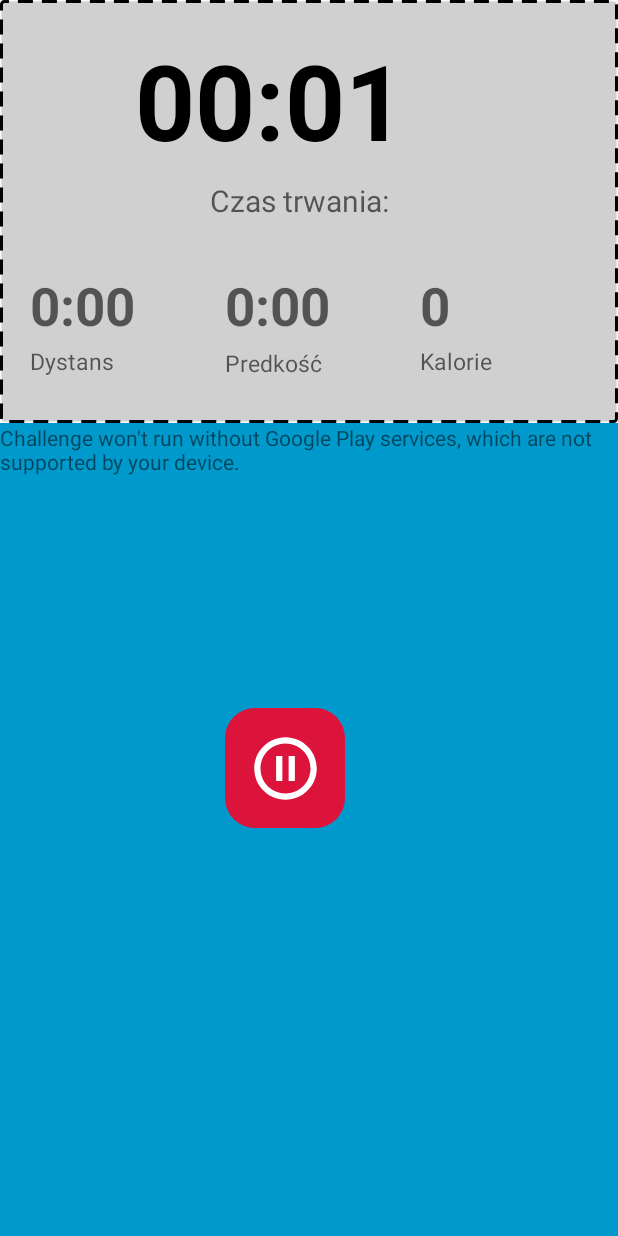
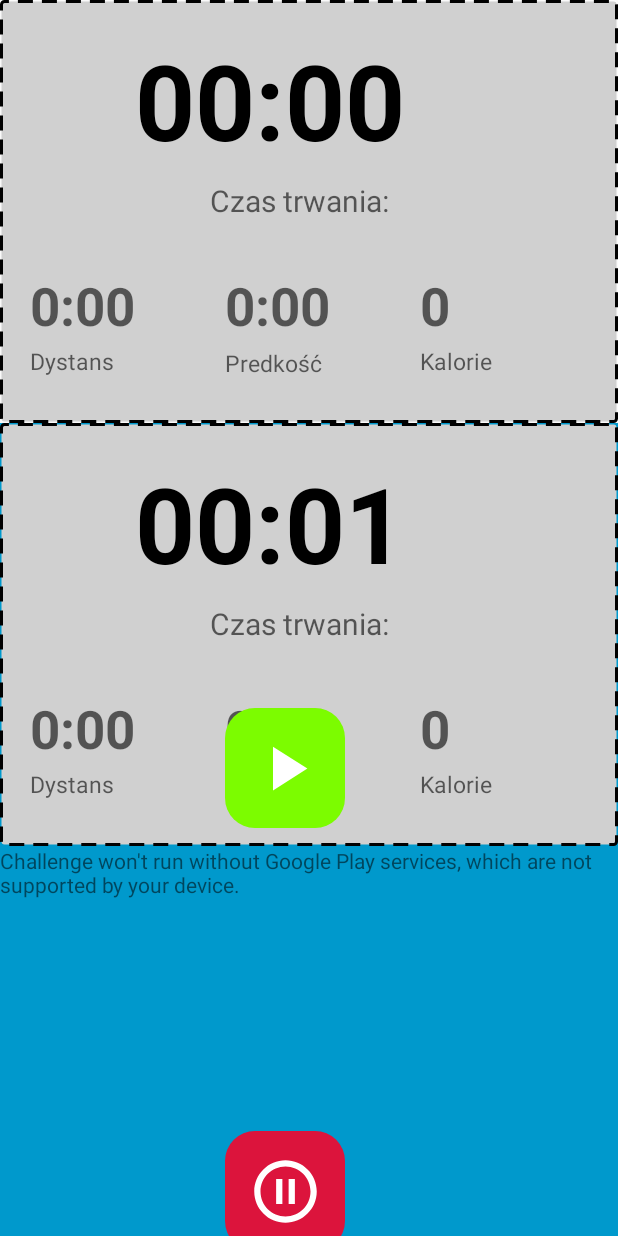
Before and after one commit to krzychurogs/Challenge, an Android app: the fragment FragmentRoad placed in its activity, after a tap on an icon or button, on a phone screen of 412 x 824 dp. Run offline under Robolectric (Android 15) with nearby library versions, the phone set to English and light mode, and no system bars; our stand-ins replace Firebase (no records; nobody signed in at launch, a user with empty details on screens opened directly); libraries missing offline, so code that uses them is left out: com.directions.route, com.firebase.geofire.

```diff
--- a/app/src/main/java/com/example/challenge/FragmentRoad.java
+++ b/app/src/main/java/com/example/challenge/FragmentRoad.java
@@ -1,17 +1,24 @@
 package com.example.challenge;
 
+import android.app.AlertDialog;
 import android.content.Context;
+import android.content.DialogInterface;
 import android.content.pm.PackageManager;
 import android.graphics.Color;
 import android.location.Location;
 import android.os.Bundle;
+import android.os.SystemClock;
+import android.speech.tts.TextToSpeech;
 import android.util.Log;
 import android.view.LayoutInflater;
 import android.view.View;
 import android.view.ViewGroup;
 import android.widget.Button;
+import android.widget.Chronometer;
+import android.widget.ImageButton;
 import android.widget.ImageView;
 import android.widget.TextView;
+import android.widget.Toast;
 
 import androidx.annotation.NonNull;
 import androidx.annotation.Nullable;
@@ -39,10 +46,13 @@ import com.google.firebase.database.FirebaseDatabase;
 import com.google.firebase.database.ValueEventListener;
 import com.google.firebase.firestore.auth.User;
 
+import java.text.DecimalFormat;
 import java.util.ArrayList;
 import java.util.Arrays;
+import java.util.Date;
 import java.util.Iterator;
 import java.util.List;
+import java.util.Locale;
 
 public class FragmentRoad extends Fragment implements OnMapReadyCallback,GoogleApiClient.ConnectionCallbacks,com.google.android.gms.location.LocationListener, GoogleApiClient.OnConnectionFailedListener{
     DatabaseReference reff;
@@ -63,7 +73,17 @@ public class FragmentRoad extends Fragment implements OnMapReadyCallback,GoogleA
     List<String>listofeachtrainingwaypoint=new ArrayList<>();
     public static int counttrain;
     List<LatLng> points ;
-
+    int secs;
+    public float suma=0;
+    private Chronometer chronometer;
+    TextView MDistance,MSpeed;
+    TextToSpeech textToSpeech;
+    ImageButton MEnd;
+    ImageButton mStopTime;
+    ImageButton MStart;
+    static boolean rusz=false;
+    private boolean running;
+    private long pauseOffset;
 
     public interface FragmentRoadListener{
         void onInputSent(CharSequence input);
@@ -76,6 +96,60 @@ public class FragmentRoad extends Fragment implements OnMapReadyCallback,GoogleA
 
 
         final View root = inflater.inflate(R.layout.fragment_road, container, false);
+        MStart=(ImageButton)root.findViewById(R.id.start);
+        MDistance=(TextView)root.findViewById(R.id.distance);
+        mStopTime=(ImageButton)root.findViewById(R.id.stoptime) ;
+        MSpeed=(TextView)root.findViewById(R.id.speed);
+        MEnd=(ImageButton)root.findViewById(R.id.end);
+        chronometer = root.findViewById(R.id.czas);
+        chronometer.setFormat("%s");
+        chronometer.setBase(SystemClock.elapsedRealtime());
+        mStopTime.setVisibility(View.GONE);
+        MEnd.setVisibility(View.GONE);
+        mStopTime.setOnClickListener(new View.OnClickListener() {
+            @Override
+            public void onClick(View view) {
+                rusz=false;
+                stopChronometer();
+                mStopTime.setVisibility(View.GONE);
+                MEnd.setVisibility(View.VISIBLE);
+                MStart.setVisibility(View.VISIBLE);
+                if(mStopTime.getVisibility() == View.VISIBLE) {
+                    MStart.setVisibility(View.INVISIBLE);
+                    mStopTime.setVisibility(View.GONE);
+                    MEnd.setVisibility(View.VISIBLE);
+                }
+                else if(mStopTime.getVisibility() == View.GONE)
+                {
+                    mStopTime.setVisibility(View.GONE);
+                    MStart.setVisibility(View.VISIBLE);
+                    MEnd.setVisibility(View.VISIBLE);
+                }
+
+            }
+        });
+        MStart.setOnClickListener(new View.OnClickListener() {
+
+            @Override
+            public void onClick(View view) {
+                startChronometer();
+                rusz=true;
+                mStopTime.setVisibility(View.INVISIBLE);
+                MStart.setVisibility(View.GONE);
+
+                if(MStart.getVisibility() == View.VISIBLE) {
+                    MStart.setVisibility(View.INVISIBLE);
+                    mStopTime.setVisibility(View.VISIBLE);
+                    MEnd.setVisibility(View.INVISIBLE);
+                }
+                else if(MStart.getVisibility() == View.GONE)
+                {
+                    mStopTime.setVisibility(View.VISIBLE);
+                    MStart.setVisibility(View.INVISIBLE);
+                    MEnd.setVisibility(View.INVISIBLE);
+                }
+            }
+        });
 
         SupportMapFragment mapFragment = (SupportMapFragment) this.getChildFragmentManager()
                 .findFragmentById(R.id.map2);
@@ -124,7 +198,7 @@ public class FragmentRoad extends Fragment implements OnMapReadyCallback,GoogleA
         buildGoogleApiClient();
         mMap.setMyLocationEnabled(true);
         PolylineOptions polylineOptions = new PolylineOptions();
-        polylineOptions.color(Color.CYAN);
+        polylineOptions.color(Color.RED);
         polylineOptions.width(4);
         gpsTrack = mMap.addPolyline(polylineOptions);
 
@@ -133,8 +207,8 @@ public class FragmentRoad extends Fragment implements OnMapReadyCallback,GoogleA
     @Override
     public void onConnected(@Nullable Bundle bundle) {
         mLocationRequest = new LocationRequest();
-        mLocationRequest.setInterval(10000);
-        mLocationRequest.setFastestInterval(10000);
+        mLocationRequest.setInterval(3000);
+        mLocationRequest.setFastestInterval(3000);
         mLocationRequest.setPriority(LocationRequest.PRIORITY_HIGH_ACCURACY);
 
         if (ActivityCompat.checkSelfPermission(getActivity(), android.Manifest.permission.ACCESS_FINE_LOCATION) != PackageManager.PERMISSION_GRANTED && ActivityCompat.checkSelfPermission(getActivity(), android.Manifest.permission.ACCESS_COARSE_LOCATION) != PackageManager.PERMISSION_GRANTED) {
@@ -158,10 +232,13 @@ public class FragmentRoad extends Fragment implements OnMapReadyCallback,GoogleA
         Polygon polygon = mMap.addPolygon(new PolygonOptions()
                 .add(new LatLng(50.03,21.9987751), new LatLng(50.0227154,21.9997975), new LatLng(50.002724,21.9927758), new LatLng(50.022724,21.9527758))
                 .strokeColor(Color.RED)
-                .fillColor(Color.BLUE));
+                .fillColor(Color.YELLOW));
+        if(rusz==true) {
+
+
             lastKnownLatLng = new LatLng(location.getLatitude(), location.getLongitude());
             ArrayList<LatLng> coordList = new ArrayList<LatLng>();
-        for(int count=0;count<listofeachtrainingwaypoint.size();count++) {
+            for (int count = 0; count < listofeachtrainingwaypoint.size(); count++) {
 
 
                 List<String> newlist = new ArrayList<String>();
@@ -183,29 +260,115 @@ public class FragmentRoad extends Fragment implements OnMapReadyCallback,GoogleA
                     }
                 }
             }
-        for(int i=0;i<listofplace.size();i++)
+            for (int i = 0; i < listofplace.size(); i++) {
+                Double latide = 21.9927641;
+                Double longtide = 50.0226329;
+
+                if (i % 2 == 0)//longtiude
                 {
-            Double latide=21.9927641;
-            Double longtide=  50.0226329;
+                    longtide = Double.valueOf(listofplace.get(i));
+                }
+                if (i % 2 == 1) {
 
-            if(i%2==0)//longtiude
-            {
-                longtide=Double.valueOf(listofplace.get(i));
-            }
-            if(i%2 == 1){
-
-                String lat=listofplace.get(i).toString().replace("]","");
-                latide=Double.valueOf(lat);
+                    String lat = listofplace.get(i).toString().replace("]", "");
+                    latide = Double.valueOf(lat);
                 }
                 coordList.add(new LatLng(longtide, latide));
 
             }
 
-        System.out.println("w srodku"+isPointInPolygon(lastKnownLatLng, (ArrayList<LatLng>) coordList));
+            System.out.println("w srodku" + isPointInPolygon(lastKnownLatLng, (ArrayList<LatLng>) coordList));
+
+            if (isPointInPolygon(lastKnownLatLng, (ArrayList<LatLng>) coordList) == false) {
+                updateTrack();
+            } else if (isPointInPolygon(lastKnownLatLng, (ArrayList<LatLng>) coordList) == true) {
+                AlertDialog alertDialog = new AlertDialog.Builder(getContext()).create();
+                alertDialog.setTitle("Alert");
+                alertDialog.setMessage("Jesteś poza obszarem");
+                alertDialog.setButton(AlertDialog.BUTTON_NEUTRAL, "OK",
+                        new DialogInterface.OnClickListener() {
+                            public void onClick(DialogInterface dialog, int which) {
+                                dialog.dismiss();
+                            }
+                        });
+                alertDialog.show();
+
+            }
 
             String user_id = mAuth.getCurrentUser().getUid();
         }
+    }
 
+    private void updateTrack() {
+        final List<LatLng> points = gpsTrack.getPoints();
+
+        final Location first=new Location("");
+        float[] distance = new float[3];
+        final Location second=new Location("");
+        points.add(lastKnownLatLng);
+
+        int h=points.size();
+        if(h>2)
+        {
+            first.setLatitude(lastKnownLatLng.latitude);
+            first.setLongitude(lastKnownLatLng.longitude);
+            second.setLatitude(points.get(h-2).latitude);
+            second.setLongitude(points.get(h-2).longitude);
+            Location.distanceBetween( first.getLatitude(), first.getLongitude(),
+                    second.getLatitude(), second.getLongitude(), distance);
+            suma+=distance[0];
+
+        }
+        else if (h<2)
+        {
+            suma+=0;
+
+        }
+
+        //   System.out.println(i+"dystans to"+distance[0]);
+        // System.out.println(i+"suma to"+suma);
+        DecimalFormat dfsuma = new DecimalFormat("#.##");
+        MDistance.setText(""+dfsuma.format(suma)+"m");
+        double km= 3.6;
+        int elapsedMillis = (int) (SystemClock.elapsedRealtime() - chronometer.getBase());
+        secs= elapsedMillis/1000;
+        final double avgspeed= (suma/secs)* km ;
+        DecimalFormat df = new DecimalFormat("#.##");
+        MSpeed.setText(""+df.format(avgspeed)+"km/h");
+
+        textToSpeech=new TextToSpeech(getActivity(), new TextToSpeech.OnInitListener() {
+            @Override
+            public void onInit(int status) {
+                if(status!= TextToSpeech.ERROR)
+                {
+                    textToSpeech.setLanguage(new Locale("pl", "PL"));
+
+                    DecimalFormat df = new DecimalFormat("0") ;
+                    String text=String.valueOf(df.format(suma)+"metrów");
+                    textToSpeech.speak(text,TextToSpeech.QUEUE_FLUSH,null);
+
+
+
+                }
+            }
+        });
+        DatabaseReference road = FirebaseDatabase.getInstance().getReference().child("Users").child
+                ("Customers").child("Road").child("pierwsza trasa");
+        if(suma>=5 && suma<10)
+        {
+            road.child("pierwszycheck").setValue(avgspeed);
+
+        }
+        else if(suma>=10)
+        {
+            road.child("drugicheck").setValue(avgspeed);
+
+        }
+
+        final double finalSuma = suma;
+
+        gpsTrack.setPoints(points);
+    }
     private boolean isPointInPolygon(LatLng tap, ArrayList<LatLng> vertices) {
         int intersectCount = 0;
         for (int j = 0; j < vertices.size() - 1; j++) {
@@ -286,6 +449,20 @@ public class FragmentRoad extends Fragment implements OnMapReadyCallback,GoogleA
 
         road.child("waypointy").setValue(nameList);
     }
+    public void startChronometer() {
+        if (!running) {
+            chronometer.setBase(SystemClock.elapsedRealtime() - pauseOffset);
+            chronometer.start();
+            running = true;
+        }
+    }
+    public void stopChronometer() {
+        if (running) {
+            chronometer.stop();
+            pauseOffset = SystemClock.elapsedRealtime() - chronometer.getBase();
+            running = false;
+        }
+    }
 
 
 }
--- a/app/src/main/res/layout/fragment_road.xml
+++ b/app/src/main/res/layout/fragment_road.xml
@@ -5,15 +5,177 @@
 android:layout_width="match_parent"
 android:layout_height="match_parent"
 android:background="@android:color/holo_blue_dark"
-
 android:orientation="vertical">
 
-    <fragment
+
+
+<LinearLayout
+        android:layout_width="match_parent"
+        android:layout_height="wrap_content"
+        android:orientation="horizontal">
+
+
+
+
+    </LinearLayout>
+
+    <FrameLayout
+        android:layout_width="match_parent"
+        android:layout_height="wrap_content"
+        android:orientation="horizontal"
+        android:background="@drawable/dotted_border">
+
+
+        <TextView
+            android:id="@+id/speed"
+            android:layout_width="wrap_content"
+            android:layout_height="wrap_content"
+            android:layout_marginLeft="150dp"
+            android:layout_marginTop="180dp"
+            android:hint="0:00"
+            android:textSize="35dp"
+            android:textStyle="bold"
+
+
+            />
+
+        <TextView
+            android:id="@+id/speedlabel"
+            android:layout_width="wrap_content"
+            android:layout_height="wrap_content"
+            android:layout_marginLeft="150dp"
+            android:layout_marginTop="231dp"
+            android:hint="Predkość"
+            android:textColor="#000000"
+            android:textSize="15dp"
+
+
+            />
+
+        <Chronometer
+            android:id="@+id/czas"
+            android:layout_width="wrap_content"
+            android:layout_height="wrap_content"
+            android:layout_marginLeft="90dp"
+            android:layout_marginTop="20dp"
+            android:textColor="#000000"
+            android:textSize="70dp"
+            android:textStyle="bold"
+
+            />
+        <TextView
+            android:id="@+id/czaslabel"
+            android:layout_width="wrap_content"
+            android:layout_height="wrap_content"
+            android:hint="Czas trwania:"
+            android:layout_marginTop="120dp"
+            android:textSize="20dp"
+            android:textColor="#000000"
+            android:layout_marginLeft="140dp"
+
+
+            /><![CDATA[
+        />
+        ]]>
+
+        <TextView
+            android:id="@+id/kalorie"
+            android:layout_width="match_parent"
+            android:layout_height="102dp"
+            android:layout_marginLeft="280dp"
+            android:layout_marginTop="180dp"
+            android:hint="0"
+            android:textSize="35dp"
+            android:textStyle="bold"
+
+
+            />
+
+        <TextView
+            android:id="@+id/kalorielabel"
+            android:layout_width="wrap_content"
+            android:layout_height="wrap_content"
+            android:layout_marginLeft="280dp"
+            android:layout_marginTop="230dp"
+            android:hint="Kalorie"
+            android:textColor="#000000"
+            android:textSize="15dp"
+
+
+            />
+
+        <TextView
+            android:id="@+id/distance"
+            android:layout_width="match_parent"
+            android:layout_height="102dp"
+            android:layout_marginLeft="20dp"
+            android:layout_marginTop="180dp"
+            android:hint="0:00"
+            android:textColor="#000000"
+            android:textSize="35dp"
+            android:textStyle="bold"
+
+
+            />
+        />
+
+        <TextView
+            android:id="@+id/dystanslabel"
+            android:layout_width="wrap_content"
+            android:layout_height="wrap_content"
+            android:layout_marginLeft="20dp"
+            android:layout_marginTop="230dp"
+            android:hint="Dystans"
+            android:textColor="#000000"
+            android:textSize="15dp"
+
+
+            />
+
+    </FrameLayout>
+
+    <FrameLayout
+        android:layout_width="match_parent"
+        android:layout_height="wrap_content">
+
+        <fragment xmlns:android="http://schemas.android.com/apk/res/android"
+            xmlns:map="http://schemas.android.com/apk/res-auto"
+            xmlns:tools="http://schemas.android.com/tools"
             android:id="@+id/map2"
             android:name="com.google.android.gms.maps.SupportMapFragment"
             android:layout_width="match_parent"
-        android:layout_height="279dp"
-        tools:context=".FragmentHistory" />
+            android:layout_height="631dp"
+            tools:context=".CustomerMapActivity" />
+        <ImageButton
+            android:id="@+id/stoptime"
+            android:layout_width="wrap_content"
+            android:layout_height="wrap_content"
+            android:src="@drawable/ic_pause_circle_outline_black_50dp"
+            android:layout_marginTop="190dp"
+            android:layout_marginLeft="150dp"
+            android:background="@drawable/btn_backgroundred"/>
+
+        <ImageButton
+            android:id="@+id/start"
+            android:layout_width="wrap_content"
+            android:layout_height="wrap_content"
+            android:background="@drawable/btn_background"
+            android:layout_marginTop="190dp"
+            android:layout_marginLeft="150dp"
+            android:src="@drawable/ic_play_arrow_black_50dp" />
+        <ImageButton
+            android:id="@+id/end"
+            android:layout_width="wrap_content"
+            android:layout_height="wrap_content"
+            android:background="@drawable/btn_backgroundred"
+            android:layout_marginTop="190dp"
+            android:layout_marginLeft="20dp"
+            android:src="@drawable/ic_stop_black_50dp" />
+
+
+    </FrameLayout>
+
+
 
 
 </LinearLayout>
--- a/app/src/main/res/menu/menu_item.xml
+++ b/app/src/main/res/menu/menu_item.xml
@@ -15,6 +15,9 @@
     <item android:id="@+id/nevAllTrainings"
         android:title="Wszystkie Treningi"
         android:icon="@drawable/ic_settings_applications_black_24dp"/>
+    <item android:id="@+id/nevAllQuest"
+        android:title="Wszystkie Zadania"
+        android:icon="@drawable/ic_settings_applications_black_24dp"/>
     <item android:id="@+id/wylogujdraw"
         android:title="Wyloguj"
         android:icon="@drawable/ic_exit_to_app_black_24dp"/>
```
Also changed, not shown: app/src/main/java/com/example/challenge/CustomerMapActivity.java (+13 -1 lines), app/src/main/java/com/example/challenge/FragmentQuest.java (added, +112 -0 lines), app/src/main/res/layout/fragment_fragment_quest.xml (added, +14 -0 lines). Lines whose indentation alone changed are shown as unchanged.
